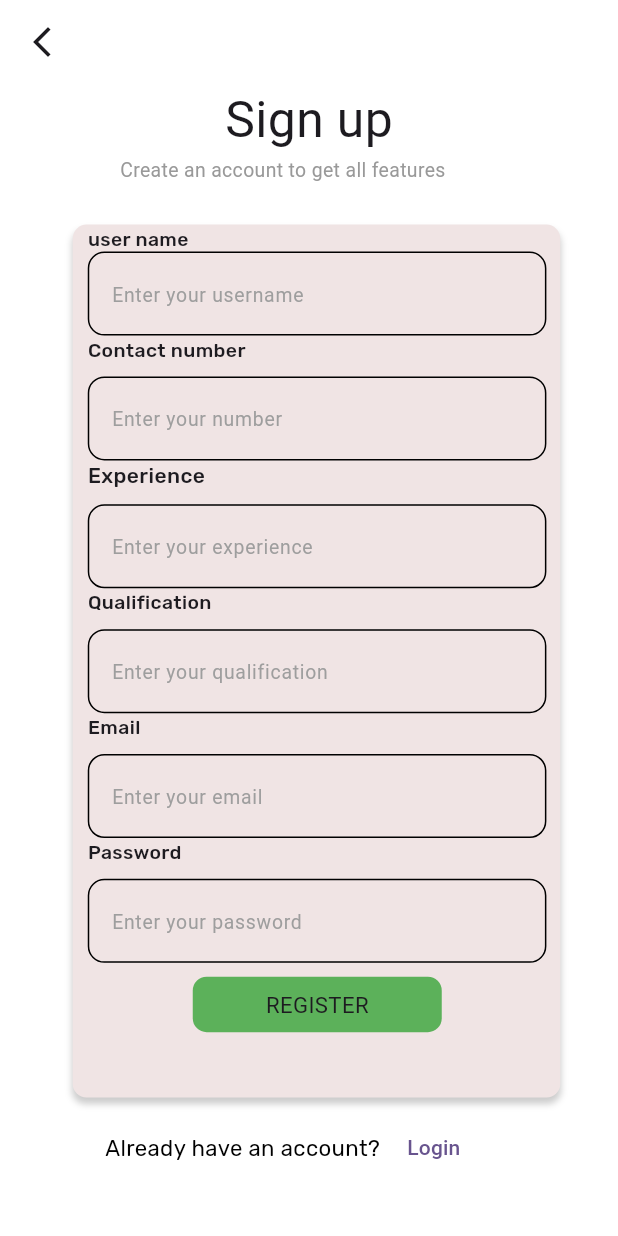
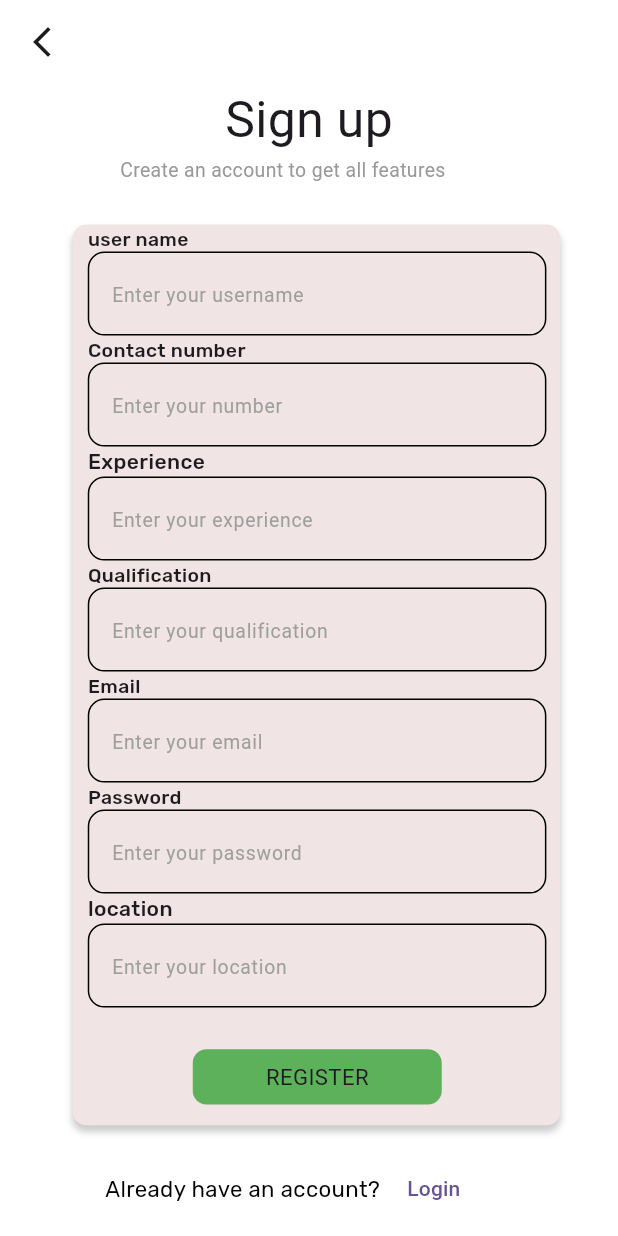
Before and after one commit to noorafathima419/pet_clinic, a Flutter app: the DoctorSignup screen opened directly, on a phone screen of 412 x 824 dp. Run offline on Flutter 3.47's test engine with Material 3 defaults, Android fonts, the phone set to English and light mode, and no system bars; our stand-ins replace cloud_firestore, firebase_auth, firebase_core, flutter_screenutil, flutter_svg, google_fonts and 2 more; accounts and stored records are empty; Roboto replaces fonts that are missing (Hind).

Commit message:
02/05/2025

```diff
--- a/lib/Doctor/Doctor_signup.dart
+++ b/lib/Doctor/Doctor_signup.dart
@@ -1,4 +1,5 @@
 import 'package:cloud_firestore/cloud_firestore.dart';
+import 'package:firebase_auth/firebase_auth.dart';
 import 'package:flutter/cupertino.dart';
 import 'package:flutter/material.dart';
 import 'package:flutter_screenutil/flutter_screenutil.dart';
@@ -13,35 +14,54 @@ class DoctorSignup extends StatefulWidget {
 }
 
 class _DoctorSignupState extends State<DoctorSignup> {
+  final FirebaseAuth _auth = FirebaseAuth.instance;
+  final FirebaseFirestore _firestore = FirebaseFirestore.instance;
+  void registerDoctor() async {
+    if (form_key.currentState!.validate()) {
+      try {
+        UserCredential userCredential =
+        await _auth.createUserWithEmailAndPassword(
+          email: emailctrl.text,
+          password: passwordctrl.text,
+        );
+        await _firestore
+            .collection('Doctor_Register')
+            .doc(userCredential.user!.uid)
+            .set({
+          'name': namectrl.text,
+          'email': emailctrl.text,
+          'number':numberctrl.text,
+          'password':passwordctrl.text,
+          'experience':experiencectrl.text,
+          'qualification':qualificationctrl.text,
+          'location':locationctrl.text,
+          'Status': 0,
+          'profile_path':
+          "https://images.pexels.com/photos/213780/pexels-photo-213780.jpeg?auto=compress&cs=tinysrgb&dpr=1&w=500"
+
+
+        });
+        Navigator.push(context, MaterialPageRoute(
+          builder: (context) {
+            return DoctorLogin();
+          },
+        ));
+      } catch (e) {
+        print("Registration Error: $e");
+      }
+    }
+  }
+
+
   final form_key = GlobalKey<FormState>();
   TextEditingController namectrl = TextEditingController();
   TextEditingController numberctrl = TextEditingController();
   TextEditingController experiencectrl =TextEditingController();
-  TextEditingController qualification = TextEditingController();
+  TextEditingController qualificationctrl = TextEditingController();
   TextEditingController emailctrl = TextEditingController();
   TextEditingController passwordctrl = TextEditingController();
+  TextEditingController locationctrl =TextEditingController();
 
-
-  Future<void> doctor() async {
-    FirebaseFirestore.instance.collection("Doctor_Register").add({
-      "name": namectrl.text,
-      "number": numberctrl.text,
-      "experience":experiencectrl.text,
-      "qualification":qualification.text,
-      "email": emailctrl.text,
-      "password": passwordctrl.text,
-
-      "Status": 0,
-      "profile_path":
-      "https://images.pexels.com/photos/213780/pexels-photo-213780.jpeg?auto=compress&cs=tinysrgb&dpr=1&w=500"
-    });
-    print("Success");
-    Navigator.push(context, MaterialPageRoute(
-      builder: (context) {
-        return DoctorLogin();
-      },
-    ));
-  }
 
   @override
   Widget build(BuildContext context) {
@@ -134,7 +154,7 @@ class _DoctorSignupState extends State<DoctorSignup> {
                           Center(
                               child: Padding(
                                 padding:
-                                EdgeInsets.only(top: 10.h, left: 10.w, right: 10.r),
+                                EdgeInsets.only( left: 10.w, right: 10.r),
                                 child: TextFormField(controller: numberctrl,
                                     validator: (value) {
                                       if (value!.isEmpty) {
@@ -177,7 +197,7 @@ class _DoctorSignupState extends State<DoctorSignup> {
                           Center(
                               child: Padding(
                                 padding:
-                                EdgeInsets.only(top: 10.h, left: 10.w, right: 10.r),
+                                EdgeInsets.only( left: 10.w, right: 10.r),
                                 child: TextFormField(controller: experiencectrl,
                                     validator: (value) {
                                       if (value!.isEmpty) {
@@ -220,8 +240,8 @@ class _DoctorSignupState extends State<DoctorSignup> {
                           Center(
                               child: Padding(
                                 padding:
-                                EdgeInsets.only(top: 10.h, left: 10.w, right: 10.r),
-                                child: TextFormField(controller: qualification,
+                                EdgeInsets.only(left: 10.w, right: 10.r),
+                                child: TextFormField(controller: qualificationctrl,
                                     validator: (value) {
                                       if (value!.isEmpty) {
                                         return "Empty qualification";
@@ -262,7 +282,7 @@ class _DoctorSignupState extends State<DoctorSignup> {
                           ), Center(
                               child: Padding(
                                 padding:
-                                EdgeInsets.only(top: 10.h, left: 10.w, right: 10.r),
+                                EdgeInsets.only(left: 10.w, right: 10.r),
                                 child: TextFormField(controller: emailctrl,
                                     validator: (value) {
                                       if (value!.isEmpty) {
@@ -305,7 +325,7 @@ class _DoctorSignupState extends State<DoctorSignup> {
                           Center(
                               child: Padding(
                                 padding:
-                                EdgeInsets.only(top: 10.h, left: 10.w, right: 10.r),
+                                EdgeInsets.only(left: 10.w, right: 10.r),
                                 child: TextFormField(controller: passwordctrl,
                                     validator: (value) {
                                       if (value!.isEmpty) {
@@ -332,12 +352,56 @@ class _DoctorSignupState extends State<DoctorSignup> {
                                           borderSide: BorderSide(
                                               color: Colors.black, width: 2.w),
                                         ))),
-                              )),Row(
+                              )),  Row(
+                            children: [
+                              SizedBox(
+                                width: 10.w,
+                              ),
+                              Text(
+                                "location",
+                                style: GoogleFonts.rubik(
+                                    fontSize: 14, fontWeight: FontWeight.w500),
+                              )
+                            ],
+                          ), Center(
+                              child: Padding(
+                                padding:
+                                EdgeInsets.only( left: 10.w, right: 10.r),
+                                child: TextFormField(controller: locationctrl,
+                                    validator: (value) {
+                                      if (value!.isEmpty) {
+                                        return "Empty password";
+                                      }
+                                      return null;
+                                    },
+                                    decoration: InputDecoration(
+                                        hintText: 'Enter your location',
+                                        hintStyle: GoogleFonts.hind(
+                                            fontSize: 14.sp, color: Colors.grey),
+                                        border: OutlineInputBorder(
+                                          borderRadius: BorderRadius.circular(12.r),
+                                          borderSide:
+                                          BorderSide(color: Colors.black),
+                                        ),
+                                        enabledBorder: OutlineInputBorder(
+                                          borderRadius: BorderRadius.circular(12.r),
+                                          borderSide:
+                                          BorderSide(color: Colors.black),
+                                        ),
+                                        focusedBorder: OutlineInputBorder(
+                                          borderRadius: BorderRadius.circular(12.r),
+                                          borderSide: BorderSide(
+                                              color: Colors.black, width: 2.w),
+                                        ))),
+                              )),
+                          Row(
                             children: [
                               Padding(
-                                padding: EdgeInsets.only(left: 80.w, top: 10.h),
-                                child: InkWell(onTap: () {
-                                  doctor();
+                                padding: EdgeInsets.only(left: 80.w, top: 30.h),
+                                child: GestureDetector(onTap: () {
+                                  Navigator.push(context, MaterialPageRoute(builder: (context) {
+                                    return DoctorLogin();
+                                  },));
                                 },
                                   child: Container(
                                     child: Center(
@@ -358,7 +422,7 @@ class _DoctorSignupState extends State<DoctorSignup> {
                           )
                         ],
                       ),
-                      height: 630.h,
+                      height: 650.h,
                       width: 325.w,
                       decoration: BoxDecoration(
                         borderRadius: BorderRadius.circular(10.r),
@@ -382,18 +446,21 @@ class _DoctorSignupState extends State<DoctorSignup> {
               Row(
                 children: [
                   Padding(
-                    padding: EdgeInsets.only(left: 70.w),
+                    padding: EdgeInsets.only(left: 70.w,top: 10.h),
                     child: Text(
                       "Already have an account? ",
                       style:
                       GoogleFonts.rubik(fontSize: 16.sp, color: Colors.black),
                     ),
                   ),
-                  TextButton(onPressed: () {
-                    Navigator.push(context, MaterialPageRoute(builder: (context) {
-                      return DoctorLogin();
-                    },));
-                  }, child: Text("Login"))
+                  Padding(
+                    padding:  EdgeInsets.only(top: 10.h),
+                    child: TextButton(onPressed: () {
+                      Navigator.push(context, MaterialPageRoute(builder: (context) {
+                        return DoctorLogin();
+                      },));
+                    }, child: Text("Login")),
+                  )
                 ],
               )
             ],
--- a/lib/Doctor/Doctor_userDetails.dart
+++ b/lib/Doctor/Doctor_userDetails.dart
@@ -86,7 +86,7 @@ class _DoctorUserdetailsState extends State<DoctorUserdetails> {
                                               color: Colors.black,
                                               fontWeight: FontWeight.w600)),
                                       Text(
-                                        doct[index]["location"]??"",
+                                        doct[index]["place"]??"",
                                         style: GoogleFonts.inter(
                                             fontSize: 14.sp,
                                             color: Colors.black,
```
Also changed, not shown: lib/Doctor/Doctor_login.dart (+32 -3 lines), lib/User/User_homepage.dart (+9 -9 lines), lib/User/User_profile.dart (+12 -4 lines), lib/User/User_signup.dart (+7 -19 lines), lib/User/user_login.dart (+52 -37 lines).
